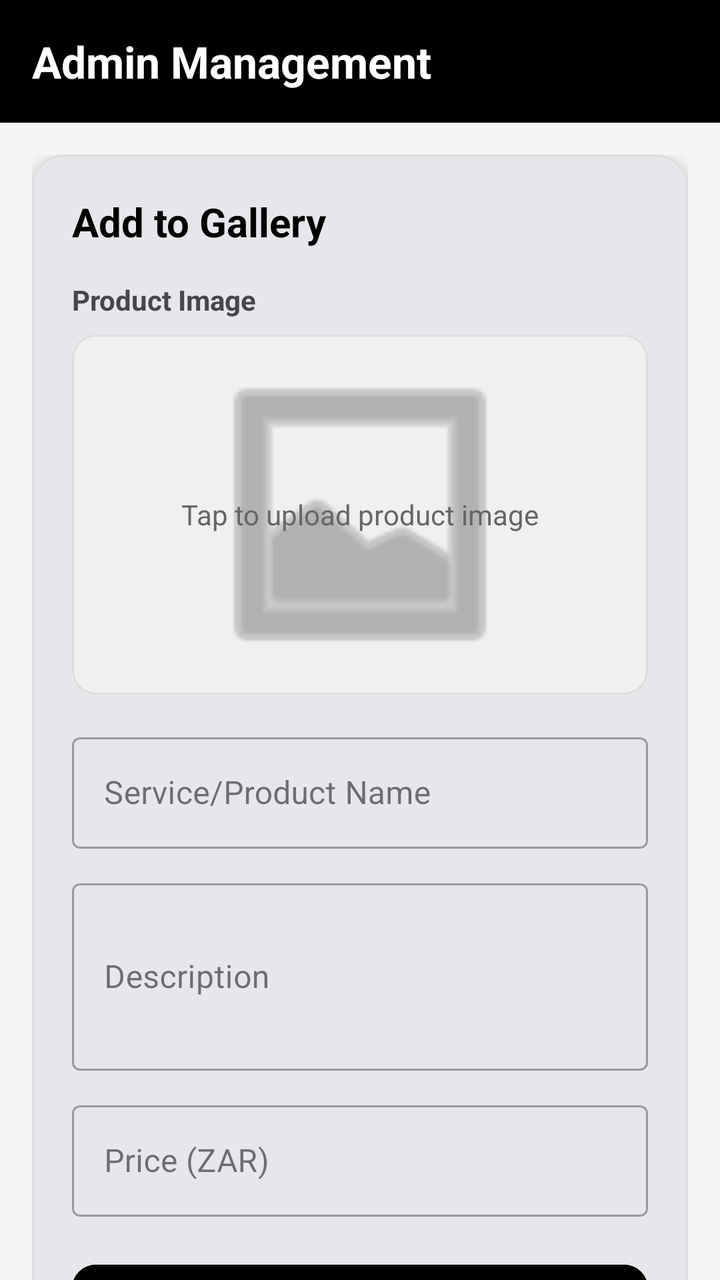
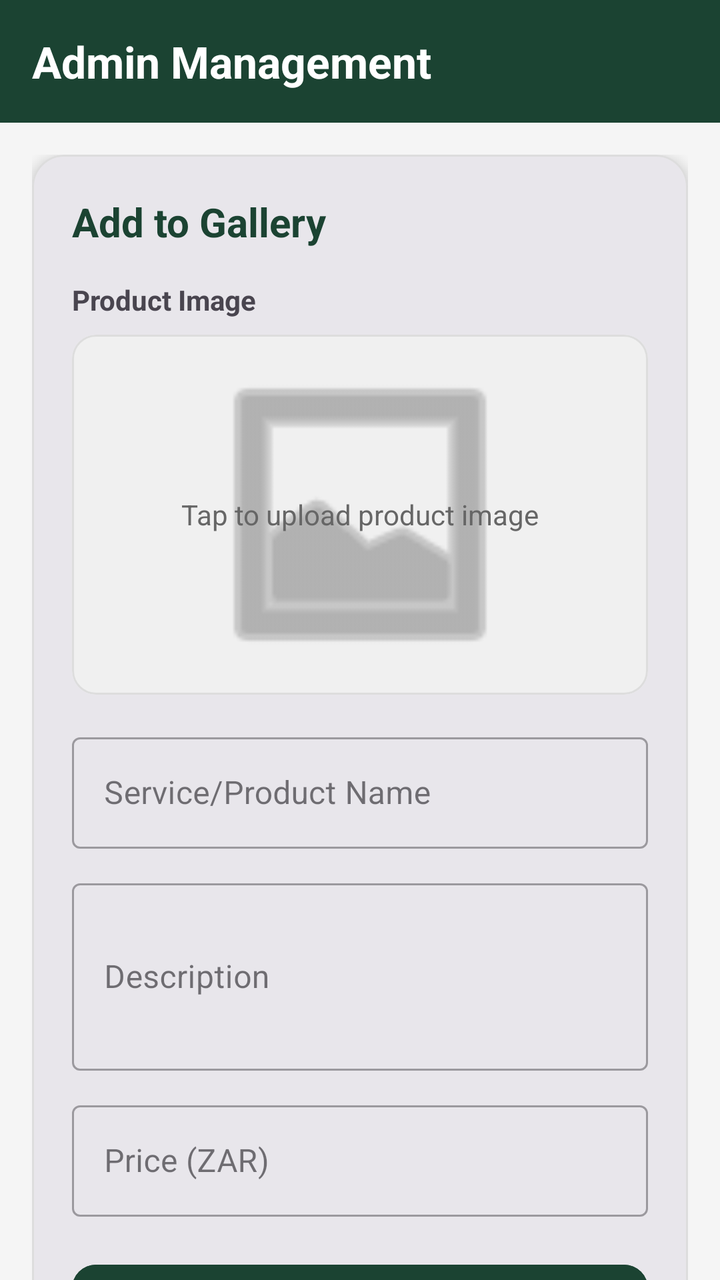

Screens rendered from an Android XML layout before and after an edit, with the pre-edit source and the edit as a unified diff.
<!-- AndroidManifest.xml: application theme Theme.Moes -->
<!-- res/layout/activity_admin_screen.xml -->
<?xml version="1.0" encoding="utf-8"?>
<RelativeLayout xmlns:android="http://schemas.android.com/apk/res/android"
    xmlns:app="http://schemas.android.com/apk/res-auto"
    xmlns:tools="http://schemas.android.com/tools"
    android:id="@+id/main"
    android:layout_width="match_parent"
    android:layout_height="match_parent"
    android:background="#F5F5F5"
    tools:context=".AdminScreen">

    
    <RelativeLayout
        android:id="@+id/navBar"
        android:layout_width="match_parent"
        android:layout_height="wrap_content"
        android:padding="16dp"
        android:background="@color/black">

        <TextView
            android:layout_width="wrap_content"
            android:layout_height="wrap_content"
            android:text="Admin Management"
            android:textColor="@color/white"
            android:textSize="22sp"
            android:textStyle="bold" />
    </RelativeLayout>

    <androidx.core.widget.NestedScrollView
        android:layout_width="match_parent"
        android:layout_height="match_parent"
        android:layout_below="@id/navBar"
        android:fillViewport="true">

        <LinearLayout
            android:layout_width="match_parent"
            android:layout_height="wrap_content"
            android:orientation="vertical"
            android:padding="16dp">

            
            <com.google.android.material.card.MaterialCardView
                android:layout_width="match_parent"
                android:layout_height="wrap_content"
                android:layout_marginBottom="24dp"
                app:cardCornerRadius="16dp"
                app:cardElevation="4dp"
                app:strokeColor="#DDDDDD"
                app:strokeWidth="1dp">

                <LinearLayout
                    android:layout_width="match_parent"
                    android:layout_height="wrap_content"
                    android:orientation="vertical"
                    android:padding="20dp">

                    <TextView
                        android:layout_width="wrap_content"
                        android:layout_height="wrap_content"
                        android:text="Add to Gallery"
                        android:textSize="20sp"
                        android:textStyle="bold"
                        android:textColor="@color/black"
                        android:layout_marginBottom="16dp" />

                    
                    <TextView
                        android:layout_width="wrap_content"
                        android:layout_height="wrap_content"
                        android:text="Product Image"
                        android:textStyle="bold"
                        android:layout_marginBottom="8dp" />

                    <com.google.android.material.card.MaterialCardView
                        android:id="@+id/btnPickImage"
                        android:layout_width="match_parent"
                        android:layout_height="180dp"
                        android:layout_marginBottom="16dp"
                        app:cardCornerRadius="12dp"
                        app:cardBackgroundColor="#F0F0F0"
                        app:strokeColor="#DDDDDD"
                        app:strokeWidth="1dp"
                        android:clickable="true"
                        android:focusable="true">

                        <RelativeLayout
                            android:layout_width="match_parent"
                            android:layout_height="match_parent">

                            <ImageView
                                android:id="@+id/ivAdminProductImage"
                                android:layout_width="match_parent"
                                android:layout_height="match_parent"
                                android:scaleType="centerCrop"
                                android:src="@android:drawable/ic_menu_gallery"
                                app:tint="#888888"
                                android:padding="60dp" />

                            <TextView
                                android:id="@+id/tvImagePrompt"
                                android:layout_width="wrap_content"
                                android:layout_height="wrap_content"
                                android:layout_centerInParent="true"
                                android:text="Tap to upload product image"
                                android:textColor="#666666"
                                android:textSize="14sp"
                                android:layout_marginTop="40dp" />
                        </RelativeLayout>
                    </com.google.android.material.card.MaterialCardView>

                    <com.google.android.material.textfield.TextInputLayout
                        style="@style/Widget.MaterialComponents.TextInputLayout.OutlinedBox"
                        android:layout_width="match_parent"
                        android:layout_height="wrap_content"
                        android:hint="Service/Product Name"
                        android:layout_marginBottom="12dp">
                        <com.google.android.material.textfield.TextInputEditText
                            android:id="@+id/etAdminProductName"
                            android:layout_width="match_parent"
                            android:layout_height="wrap_content" />
                    </com.google.android.material.textfield.TextInputLayout>

                    <com.google.android.material.textfield.TextInputLayout
                        style="@style/Widget.MaterialComponents.TextInputLayout.OutlinedBox"
                        android:layout_width="match_parent"
                        android:layout_height="wrap_content"
                        android:hint="Description"
                        android:layout_marginBottom="12dp">
                        <com.google.android.material.textfield.TextInputEditText
                            android:id="@+id/etAdminProductDesc"
                            android:layout_width="match_parent"
                            android:layout_height="wrap_content"
                            android:inputType="textMultiLine"
                            android:lines="3" />
                    </com.google.android.material.textfield.TextInputLayout>

                    <com.google.android.material.textfield.TextInputLayout
                        style="@style/Widget.MaterialComponents.TextInputLayout.OutlinedBox"
                        android:layout_width="match_parent"
                        android:layout_height="wrap_content"
                        android:hint="Price (ZAR)"
                        android:layout_marginBottom="20dp">
                        <com.google.android.material.textfield.TextInputEditText
                            android:id="@+id/etAdminProductPrice"
                            android:layout_width="match_parent"
                            android:layout_height="wrap_content"
                            android:inputType="numberDecimal" />
                    </com.google.android.material.textfield.TextInputLayout>

                    <Button
                        android:id="@+id/btnAddProduct"
                        android:layout_width="match_parent"
                        android:layout_height="56dp"
                        android:text="Post Product"
                        android:backgroundTint="@color/black"
                        android:textColor="@color/white"
                        app:cornerRadius="12dp" />

                </LinearLayout>
            </com.google.android.material.card.MaterialCardView>

            
            <com.google.android.material.card.MaterialCardView
                android:layout_width="match_parent"
                android:layout_height="wrap_content"
                app:cardCornerRadius="16dp"
                app:cardElevation="4dp"
                app:strokeColor="#DDDDDD"
                app:strokeWidth="1dp">

                <LinearLayout
                    android:layout_width="match_parent"
                    android:layout_height="wrap_content"
                    android:orientation="vertical"
                    android:padding="20dp">

                    <TextView
                        android:layout_width="wrap_content"
                        android:layout_height="wrap_content"
                        android:text="Confirm Bookings"
                        android:textSize="20sp"
                        android:textStyle="bold"
                        android:textColor="@color/black"
                        android:layout_marginBottom="16dp" />

                    <androidx.recyclerview.widget.RecyclerView
                        android:id="@+id/rvPendingBookings"
                        android:layout_width="match_parent"
                        android:layout_height="wrap_content"
                        android:minHeight="200dp"
                        tools:listitem="@layout/item_admin_booking" />

                    <TextView
                        android:id="@+id/tvNoBookings"
                        android:layout_width="match_parent"
                        android:layout_height="wrap_content"
                        android:text="No pending bookings found"
                        android:gravity="center"
                        android:padding="24dp"
                        android:visibility="gone" />

                </LinearLayout>
            </com.google.android.material.card.MaterialCardView>

        </LinearLayout>
    </androidx.core.widget.NestedScrollView>

</RelativeLayout>
<!-- res/layout/item_admin_booking.xml (included above) -->
<?xml version="1.0" encoding="utf-8"?>
<com.google.android.material.card.MaterialCardView xmlns:android="http://schemas.android.com/apk/res/android"
    xmlns:app="http://schemas.android.com/apk/res-auto"
    android:layout_width="match_parent"
    android:layout_height="wrap_content"
    android:layout_margin="8dp"
    app:cardCornerRadius="12dp"
    app:cardElevation="2dp">

    <LinearLayout
        android:layout_width="match_parent"
        android:layout_height="wrap_content"
        android:orientation="vertical"
        android:padding="16dp">

        <TextView
            android:id="@+id/tvAdminBookingName"
            android:layout_width="wrap_content"
            android:layout_height="wrap_content"
            android:text="User Name"
            android:textColor="@color/moes_forest_green"
            android:textSize="18sp"
            android:textStyle="bold" />

        <TextView
            android:id="@+id/tvAdminBookingService"
            android:layout_width="wrap_content"
            android:layout_height="wrap_content"
            android:text="Service: Small Tattoo"
            android:textColor="#333333"
            android:textSize="14sp" />

        <TextView
            android:id="@+id/tvAdminBookingDateTime"
            android:layout_width="wrap_content"
            android:layout_height="wrap_content"
            android:text="Date: 12/10/2023 | Time: 10:00 AM"
            android:textColor="#666666"
            android:textSize="14sp" />

        <TextView
            android:id="@+id/tvAdminBookingStatus"
            android:layout_width="wrap_content"
            android:layout_height="wrap_content"
            android:text="Status: Pending"
            android:textColor="@color/moes_forest_green"
            android:textSize="14sp"
            android:textStyle="italic"
            android:layout_marginTop="4dp"/>

        <Button
            android:id="@+id/btnConfirmBookingAdmin"
            android:layout_width="match_parent"
            android:layout_height="wrap_content"
            android:layout_marginTop="12dp"
            android:text="Confirm Booking"
            android:backgroundTint="@color/moes_forest_green"
            android:textColor="@color/white"
            app:cornerRadius="8dp" />

    </LinearLayout>
</com.google.android.material.card.MaterialCardView>
<!-- resources referenced by this layout -->
<resources>
  <color name="black">#000000</color>
  <color name="moes_forest_green">#1B4332</color>
  <color name="white">#FFFFFF</color>
  <style name="Theme.Moes" parent="Theme.Material3.DayNight.NoActionBar">
      
      <item name="colorPrimary">@color/moes_forest_green</item>
      <item name="colorOnPrimary">@color/moes_gold</item>
  
      
      <item name="colorSecondary">@color/moes_gold</item>
      <item name="colorOnSecondary">@color/white</item>
  
      
      <item name="android:windowBackground">@color/moes_cream</item>
      <item name="android:statusBarColor">@color/moes_dark_header</item>
  </style>
  <color name="moes_gold">#C69C35</color>
  <color name="moes_cream">#FDFCF0</color>
  <color name="moes_dark_header">#121212</color>
</resources>

<!-- the commit's change to res/layout/activity_admin_screen.xml (unified diff, before → after) -->
@@ -14,7 +14,7 @@
         android:layout_width="match_parent"
         android:layout_height="wrap_content"
         android:padding="16dp"
-        android:background="@color/black">
+        android:background="@color/moes_forest_green">
 
         <TextView
             android:layout_width="wrap_content"
@@ -59,7 +59,7 @@
                         android:text="Add to Gallery"
                         android:textSize="20sp"
                         android:textStyle="bold"
-                        android:textColor="@color/black"
+                        android:textColor="@color/moes_forest_green"
                         android:layout_marginBottom="16dp" />
 
                     
@@ -151,7 +151,7 @@
                         android:layout_width="match_parent"
                         android:layout_height="56dp"
                         android:text="Post Product"
-                        android:backgroundTint="@color/black"
+                        android:backgroundTint="@color/moes_forest_green"
                         android:textColor="@color/white"
                         app:cornerRadius="12dp" />
 
@@ -179,7 +179,7 @@
                         android:text="Confirm Bookings"
                         android:textSize="20sp"
                         android:textStyle="bold"
-                        android:textColor="@color/black"
+                        android:textColor="@color/moes_forest_green"
                         android:layout_marginBottom="16dp" />
 
                     <androidx.recyclerview.widget.RecyclerView
<!-- resource entries referenced after the edit -->
@@ -1,6 +1,5 @@
 <!-- resources referenced by this layout -->
 <resources>
-  <color name="black">#000000</color>
   <color name="moes_forest_green">#1B4332</color>
   <color name="white">#FFFFFF</color>
   <style name="Theme.Moes" parent="Theme.Material3.DayNight.NoActionBar">
